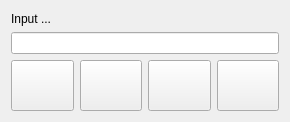
First picture: the form in client/dlginputstart.ui, repository tbikfalvi/Belenus, before the edit.
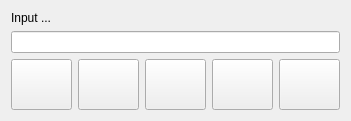
Second picture: the form after the edit.

```diff
--- a/client/dlginputstart.ui
+++ b/client/dlginputstart.ui
@@ -6,8 +6,8 @@
    <rect>
     <x>0</x>
     <y>0</y>
-    <width>290</width>
-    <height>122</height>
+    <width>349</width>
+    <height>116</height>
    </rect>
   </property>
   <property name="windowTitle">
@@ -86,6 +86,34 @@
        </property>
       </widget>
      </item>
+     <item>
+      <widget class="QPushButton" name="pbProduct">
+       <property name="sizePolicy">
+        <sizepolicy hsizetype="Minimum" vsizetype="Fixed">
+         <horstretch>61</horstretch>
+         <verstretch>51</verstretch>
+        </sizepolicy>
+       </property>
+       <property name="minimumSize">
+        <size>
+         <width>61</width>
+         <height>51</height>
+        </size>
+       </property>
+       <property name="text">
+        <string/>
+       </property>
+       <property name="iconSize">
+        <size>
+         <width>40</width>
+         <height>40</height>
+        </size>
+       </property>
+       <property name="autoDefault">
+        <bool>false</bool>
+       </property>
+      </widget>
+     </item>
      <item>
       <widget class="QPushButton" name="pbTime">
        <property name="sizePolicy">
```
